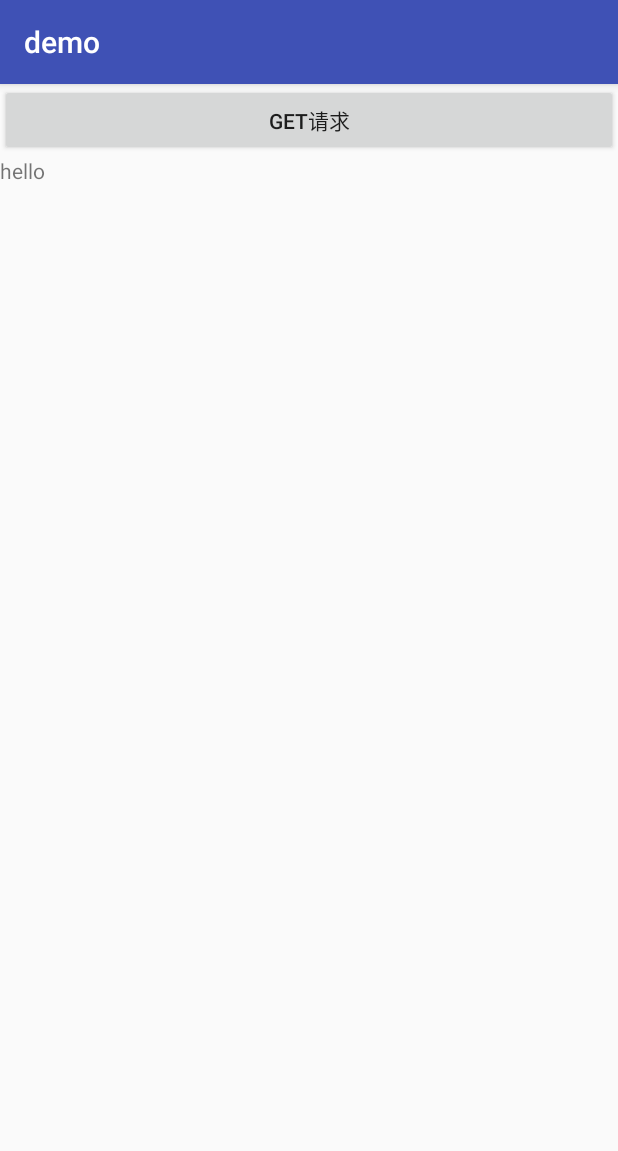
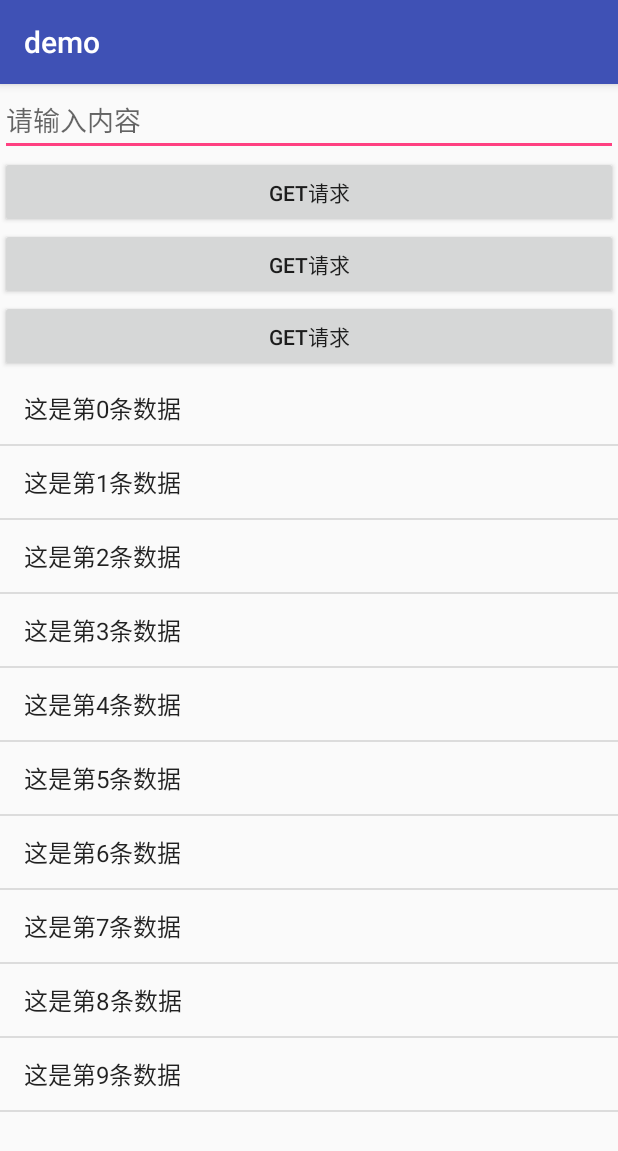
Before and after one commit to worldzb/CreateWorldzb, an Android app: the screen it shows after launch (DemoActivity), on a phone screen of 412 x 824 dp. Shown: the top 1151 px of the screen. Run offline under Robolectric (Android 15) with nearby library versions, the phone set to English and light mode, and no system bars.

Commit message:
测试不同线程之间的数据交换， ListView的测试

```diff
--- a/demo/src/main/java/com/example/demo/DemoActivity.java
+++ b/demo/src/main/java/com/example/demo/DemoActivity.java
@@ -1,26 +1,117 @@
 package com.example.demo;
 
+import android.os.Handler;
+import android.os.Message;
 import android.support.v7.app.AppCompatActivity;
 import android.os.Bundle;
 import android.telecom.Call;
 import android.util.Log;
 import android.view.View;
+import android.widget.ArrayAdapter;
+import android.widget.Button;
+import android.widget.EditText;
+import android.widget.ListView;
+import android.widget.TextView;
+
 import java.io.IOException;
+import java.util.List;
 
 import okhttp3.Callback;
 import okhttp3.OkHttpClient;
 import okhttp3.Request;
 import okhttp3.Response;
 
-public class DemoActivity extends AppCompatActivity {
+public class DemoActivity extends AppCompatActivity implements View.OnClickListener {
+    public OkHttpClient okHttpClient=new OkHttpClient();
+    private static final String TGA="yang";
+    public TextView tv;
+    private ListView listView;
 
-    private static final String TGA="yang";
+    //组件定义
+    private EditText input;
+    //private TextView show;
+    private Button btn;
+
+    private Button btn1,btn2;
+    private Handler innerHandler;
+
+    private String[] data=new String[10];
+
+
     @Override
     protected void onCreate(Bundle savedInstanceState) {
         super.onCreate(savedInstanceState);
         setContentView(R.layout.activity_demo);
         Log.d(TGA,"the activity is create");
+        this.input=(EditText)findViewById(R.id.input);
+        this.btn=(Button)findViewById(R.id.btn);
+        //this.show=(TextView)findViewById(R.id.show);
+        /**
+         * 线程消息传递
+         */
+        this.btn1=(Button) findViewById(R.id.btn1);
+        this.btn2=(Button) findViewById(R.id.btn2);
+
+        btn1.setOnClickListener(this);
+        btn2.setOnClickListener(this);
+
+        innerHandler=new Handler(new Handler.Callback() {
+            @Override
+            public boolean handleMessage(Message msg) {
+                String currentThreadName=Thread.currentThread().getName();
+                String data=(String) msg.obj;
+                Log.d(TGA,currentThreadName+":"+data);
+                return false;
+            }
+        });
+
+        //list view 初始化
+        listView=(ListView)findViewById(R.id.listView);
+        for (int i=0;i<10;i++){
+            data[i]="这是第"+i+"条数据";
+        }
+        ArrayAdapter<String> arrAdapter=new ArrayAdapter<String>(this,android.R.layout.simple_list_item_1,data);
+        listView.setAdapter(arrAdapter);
     }
+    @Override
+    public void onClick(View v) {
+        switch (v.getId()){
+            case R.id.btn1:
+                Log.d(TGA,"btn1");
+                new Thread(new Runnable() {
+                    @Override
+                    public void run() {
+                        String currentThreadName=Thread.currentThread().getName();
+                        String data="这是内部类";
+                        //Log.d(TGA,currentThreadName+":"+data);
+
+                        Message message=new Message();
+                        message.what=1;
+                        message.obj=data;
+                        innerHandler.sendMessage(message);
+                    }
+                }).start();
+                break;
+            case R.id.btn2:
+                Log.d(TGA,"btn2");
+                break;
+        }
+    }
+
+
+
+
+
+
+
+
+
+
+    /**
+     * 发送get请求并得到返回的结果
+     * @param view
+     * @throws IOException
+     */
     public void doGet(View view) throws IOException {
 
         //1,创建OK HTTP对象
@@ -45,11 +136,23 @@ public class DemoActivity extends AppCompatActivity {
             @Override
             public void onResponse(okhttp3.Call call, Response response) throws IOException {
                 L.e("onResponse:");
-                String str = response.body().string();
-                L.e(str);
+                final String str = response.body().string();
+                //L.e(str);
+                runOnUiThread(new Runnable() {
+                    @Override
+                    public void run() {
+                        tv.setText(str);
+                    }
+                });
+
             }
         });
        Log.d(TGA,"按钮被点击了！");
     }
 
+    public void showInput(View view){
+        //this.show.setText(this.input.getText());
+    }
+
+
 }
--- a/demo/src/main/res/layout/activity_demo.xml
+++ b/demo/src/main/res/layout/activity_demo.xml
@@ -1,30 +1,43 @@
 <?xml version="1.0" encoding="utf-8"?>
-<android.support.constraint.ConstraintLayout
+<LinearLayout
     xmlns:android="http://schemas.android.com/apk/res/android"
     xmlns:app="http://schemas.android.com/apk/res-auto"
     xmlns:tools="http://schemas.android.com/tools" android:layout_width="match_parent"
-    android:layout_height="match_parent" tools:context="com.example.demo.DemoActivity">
-    <LinearLayout
-        android:orientation="vertical"
+    android:layout_height="match_parent" tools:context="com.example.demo.DemoActivity"
+    android:orientation="vertical">
+
+    <EditText
+        android:id="@+id/input"
         android:layout_width="match_parent"
-        android:layout_height="match_parent">
-        <Button
-            android:layout_width="match_parent"
-            android:layout_height="wrap_content"
-            android:text="@string/do_get"
-            android:onClick="doGet"/>
-
-        <TextView
-            android:layout_width="match_parent"
-            android:layout_height="match_parent"
-            android:text="hello"/>
+        android:layout_height="wrap_content"
+        android:hint="@string/input" />
+    <Button
+        android:id="@+id/btn"
+        android:layout_width="match_parent"
+        android:layout_height="wrap_content"
+        android:onClick="showInput"
+        android:text="@string/do_get" />
+    <Button
+        android:id="@+id/btn1"
+        android:layout_width="match_parent"
+        android:layout_height="wrap_content"
+        android:text="@string/do_get" />
+    <Button
+        android:id="@+id/btn2"
+        android:layout_width="match_parent"
+        android:layout_height="wrap_content"
+        android:text="@string/do_get" />
+    <!--<TextView
+        android:id="@+id/show"
+        android:layout_width="match_parent"
+        android:layout_height="51dp"
+        android:text="@string/default_show" />-->
+    <ListView
+        android:id="@+id/listView"
+        android:layout_width="wrap_content"
+        android:layout_height="match_parent"></ListView>
 
 
 
 
-    </LinearLayout>
-
-
-
-
-</android.support.constraint.ConstraintLayout>
+</LinearLayout>
--- a/demo/src/main/res/values/strings.xml
+++ b/demo/src/main/res/values/strings.xml
@@ -1,4 +1,6 @@
 <resources>
     <string name="app_name">demo</string>
     <string name="do_get">get请求</string>
+    <string name="input">请输入内容</string>
+    <string name="default_show">hello</string>
 </resources>
```
Also changed, not shown: demo/src/main/java/com/example/demo/test.java (added, +8 -0 lines).
